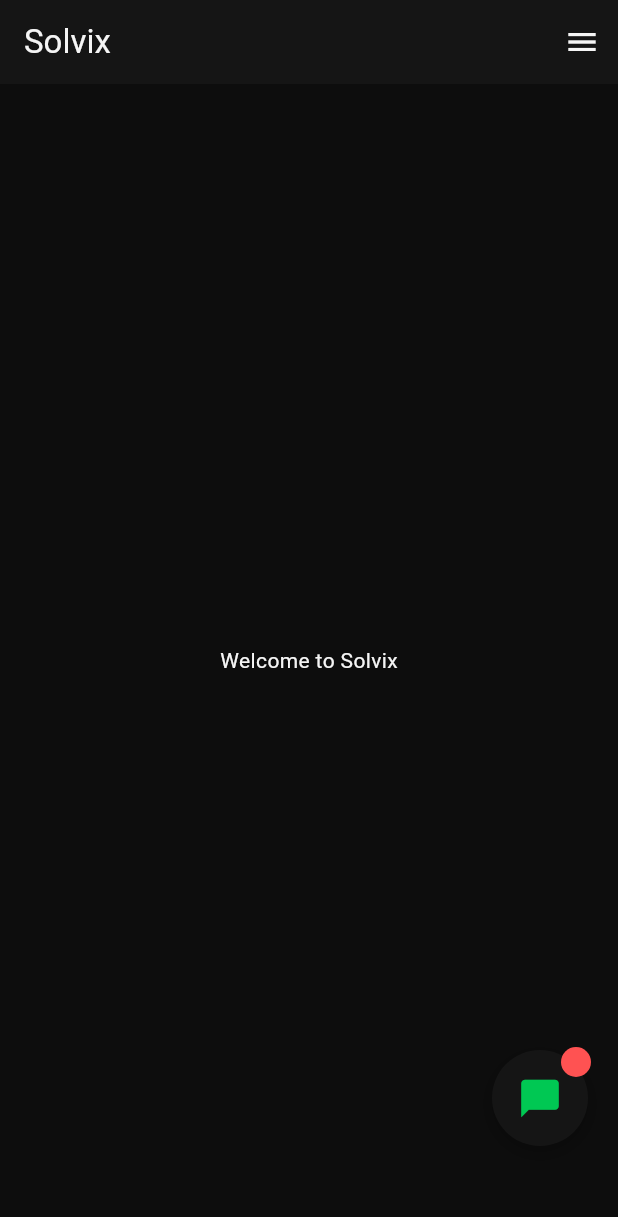
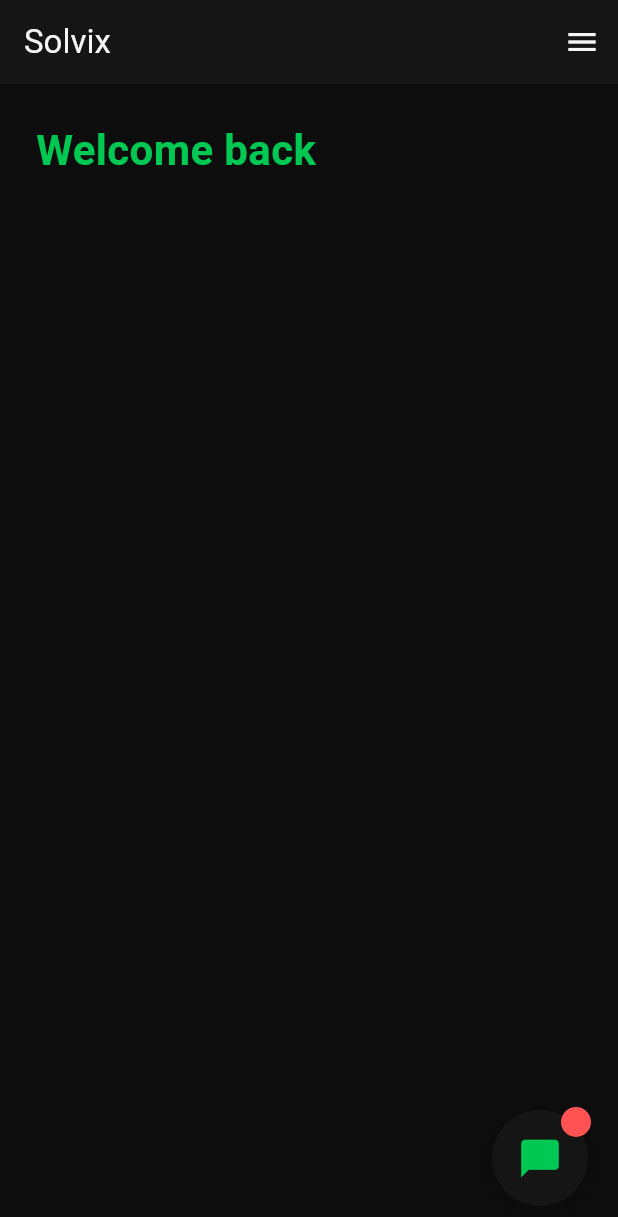
Before and after one commit to chancenotaro/Solvix, a Flutter app: the screen it shows after launch, on a phone screen of 412 x 824 dp. Shown: the top 1217 px of the screen. Run offline on Flutter 3.47's test engine with Material 3 defaults, Android fonts, the phone set to English and light mode, and no system bars.

Commit message:
Fixed minor bugs with Lumen Bubble

```diff
--- a/lib/pages/home_page.dart
+++ b/lib/pages/home_page.dart
@@ -5,9 +5,22 @@
 
   @override
   Widget build(BuildContext context) {
-    return const Center(
-      child: Text(
-        'Welcome to Solvix',
+    return SingleChildScrollView(
+      child: Padding(
+        padding: const EdgeInsets.all(24),
+        child: Column(
+          crossAxisAlignment: CrossAxisAlignment.start,
+          children: [
+            Text(
+              'Welcome back',
+              style: TextStyle(
+                fontSize: 28,
+                fontWeight: FontWeight.bold,
+                color: Theme.of(context).colorScheme.primary,
+              ),
+            ),
+          ],
+        ),
       ),
     );
   }
--- a/lib/shell/solvix_shell.dart
+++ b/lib/shell/solvix_shell.dart
@@ -47,7 +47,10 @@
             },
           ),
 
-          body: Stack(
+          body: LayoutBuilder(
+            builder:  (context, constraints){
+              return  Stack(
+                fit: StackFit.expand,
               children:[
                 switch (currentPage){
                 SolvixPage.home => const HomePage(),
@@ -56,11 +59,17 @@
                 SolvixPage.about => const AboutPage(),
                 },
 
-                const LumenBubble(),
-              ]
+                LumenBubble(
+                availableSize: Size(
+                constraints.maxWidth,
+                    constraints.maxHeight,
 
+                  ),
+                ),
+              ],
+              );
+              },
           ),
-
         );
       }
     }
--- a/lib/widgets/lumen/lumen_bubble.dart
+++ b/lib/widgets/lumen/lumen_bubble.dart
@@ -1,8 +1,14 @@
 import 'package:flutter/material.dart';
 import 'lumen_chat.dart';
 
+
+
 class LumenBubble extends StatefulWidget {
-  const LumenBubble({super.key});
+  final Size availableSize;
+
+  const LumenBubble({
+    super.key,
+    required this.availableSize,});
 
   @override
   State<LumenBubble> createState() => _LumenBubbleState();
@@ -13,6 +19,8 @@
 
   bool isOpen = false;
 
+
+
   Offset? savedPosition;
 
   @override
@@ -20,8 +28,8 @@
     final screenSize = MediaQuery.sizeOf(context);
 
     position ??= Offset(
-      screenSize.width - 84,
-      screenSize.height - 180,
+      widget.availableSize.width - 84,
+      widget.availableSize.height - 84,
     );
 
           return AnimatedPositioned(
@@ -32,15 +40,15 @@
             top: position!.dy,
             child: isOpen
                 ? LumenChat(
-        onClose: (){
-          setState((){
+              onClose: () {
+                setState(() {
                   isOpen = false;
                 });
               },
             )
                 : GestureDetector(
               onPanUpdate: (details) {
-          final screenSize = MediaQuery.sizeOf(context);
+
                 const bubbleSize = 64;
                 const padding = 16.0;
 
@@ -51,23 +59,23 @@
                   position = Offset(
                     newX.clamp(
                       padding,
-                screenSize.width - bubbleSize - padding,
+                      widget.availableSize.width - bubbleSize - padding,
                     ),
                     newY.clamp(
                       padding,
-                screenSize.height - bubbleSize - padding,
+                      widget.availableSize.height - bubbleSize - padding,
                     ),
                   );
                 });
               },
 
               onTap: () {
-          setState((){
-            if(!isOpen){
+                setState(() {
+                  if (!isOpen) {
                     savedPosition = position;
 
                     isOpen = true;
-            }else{
+                  } else {
                     position = savedPosition;
                     isOpen = false;
                   }
@@ -75,7 +83,7 @@
               },
 
               onPanEnd: (details) {
-          final screenWidth = MediaQuery.sizeOf(context).width;
+                final screenWidth = widget.availableSize.width;
                 const bubbleSize = 64;
 
                 final currentX = position!.dx;
@@ -87,7 +95,7 @@
                 currentX < screenWidth / 2
                     ? leftEdge
                     : rightEdge;
-          setState((){
+                setState(() {
                   position = Offset(
                     targetX,
                     position!.dy,
@@ -101,7 +109,10 @@
                     width: 64,
                     height: 64,
                     decoration: BoxDecoration(
-                color: Theme.of(context).colorScheme.surface,
+                      color: Theme
+                          .of(context)
+                          .colorScheme
+                          .surface,
                       shape: BoxShape.circle,
                       boxShadow: [
                         BoxShadow(
@@ -113,7 +124,10 @@
                     ),
                     child: Icon(
                       Icons.chat_bubble,
-                color: Theme.of(context).colorScheme.primary,
+                      color: Theme
+                          .of(context)
+                          .colorScheme
+                          .primary,
                       size: 30,
                     ),
                   ),
@@ -124,7 +138,10 @@
                       width: 20,
                       height: 20,
                       decoration: BoxDecoration(
-                  color: Theme.of(context).colorScheme.error,
+                        color: Theme
+                            .of(context)
+                            .colorScheme
+                            .error,
                         shape: BoxShape.circle,
                       ),
                     ),
@@ -134,4 +151,5 @@
             ),
           );
         }
+
   }
```
Lines whose indentation alone changed are shown as unchanged.
